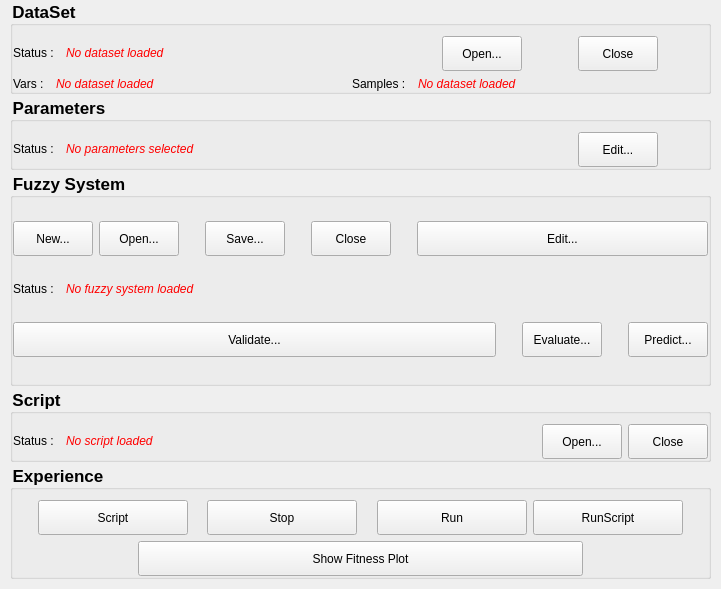
Qt form fuge-lc/fugemain.ui (ThibaultSchowing/FUGE-LC) before a commit.
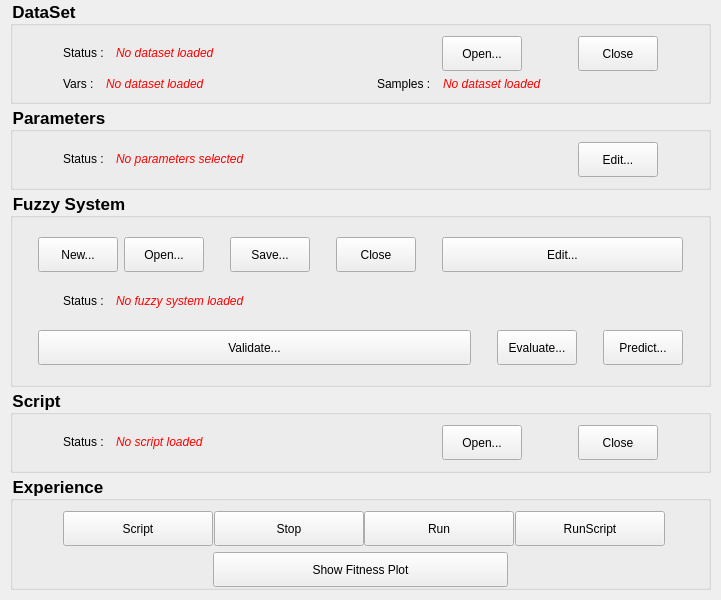
The same form after that commit. Icons and pictures are not drawn.

Commit message: number formatter and labels in editparamter

What changed in the file:
```diff
--- a/fuge-lc/fugemain.ui
+++ b/fuge-lc/fugemain.ui
@@ -7,7 +7,7 @@
     <x>0</x>
     <y>0</y>
     <width>721</width>
-    <height>589</height>
+    <height>600</height>
    </rect>
   </property>
   <property name="sizePolicy">
@@ -18,8 +18,8 @@
   </property>
   <property name="minimumSize">
    <size>
-    <width>432</width>
-    <height>400</height>
+    <width>720</width>
+    <height>600</height>
    </size>
   </property>
   <property name="windowTitle">
@@ -94,10 +94,13 @@
         <number>0</number>
        </property>
        <property name="bottomMargin">
-        <number>0</number>
+        <number>10</number>
        </property>
        <item>
         <layout class="QHBoxLayout" name="horizontalLayout_13">
+         <property name="leftMargin">
+          <number>50</number>
+         </property>
          <property name="rightMargin">
           <number>50</number>
          </property>
@@ -207,6 +210,9 @@
        </item>
        <item>
         <layout class="QHBoxLayout" name="horizontalLayout_6">
+         <property name="leftMargin">
+          <number>50</number>
+         </property>
          <item>
           <widget class="QLabel" name="label_7">
            <property name="sizePolicy">
@@ -305,9 +311,6 @@
          </item>
         </layout>
        </item>
-       <item>
-        <layout class="QHBoxLayout" name="horizontalLayout_8"/>
-       </item>
       </layout>
      </widget>
     </item>
@@ -342,13 +345,19 @@
         <number>10</number>
        </property>
        <property name="rightMargin">
-        <number>50</number>
+        <number>0</number>
        </property>
        <property name="bottomMargin">
-        <number>0</number>
+        <number>10</number>
        </property>
        <item>
         <layout class="QHBoxLayout" name="horizontalLayout_4">
+         <property name="leftMargin">
+          <number>50</number>
+         </property>
+         <property name="rightMargin">
+          <number>50</number>
+         </property>
          <item>
           <widget class="QLabel" name="label_6">
            <property name="sizePolicy">
@@ -465,6 +474,12 @@
        </property>
        <item>
         <layout class="QHBoxLayout" name="horizontalLayout_10">
+         <property name="leftMargin">
+          <number>25</number>
+         </property>
+         <property name="rightMargin">
+          <number>25</number>
+         </property>
          <item>
           <widget class="QPushButton" name="btNewFuzzy">
            <property name="sizePolicy">
@@ -606,6 +621,12 @@
        </item>
        <item>
         <layout class="QHBoxLayout" name="horizontalLayout_12">
+         <property name="leftMargin">
+          <number>50</number>
+         </property>
+         <property name="rightMargin">
+          <number>50</number>
+         </property>
          <item>
           <widget class="QLabel" name="label_2">
            <property name="sizePolicy">
@@ -661,6 +682,12 @@
        </item>
        <item>
         <layout class="QHBoxLayout" name="horizontalLayout_11">
+         <property name="leftMargin">
+          <number>25</number>
+         </property>
+         <property name="rightMargin">
+          <number>25</number>
+         </property>
          <item>
           <widget class="QPushButton" name="btValidate">
            <property name="minimumSize">
@@ -792,16 +819,16 @@
       </property>
       <layout class="QVBoxLayout" name="verticalLayout_5">
        <property name="leftMargin">
-        <number>0</number>
+        <number>50</number>
        </property>
        <property name="topMargin">
         <number>10</number>
        </property>
        <property name="rightMargin">
-        <number>0</number>
+        <number>50</number>
        </property>
        <property name="bottomMargin">
-        <number>0</number>
+        <number>10</number>
        </property>
        <item>
         <layout class="QHBoxLayout" name="horizontalLayout_15">
@@ -881,6 +908,22 @@
            </property>
           </widget>
          </item>
+         <item>
+          <spacer name="horizontalSpacer_3">
+           <property name="orientation">
+            <enum>Qt::Horizontal</enum>
+           </property>
+           <property name="sizeType">
+            <enum>QSizePolicy::Fixed</enum>
+           </property>
+           <property name="sizeHint" stdset="0">
+            <size>
+             <width>50</width>
+             <height>20</height>
+            </size>
+           </property>
+          </spacer>
+         </item>
          <item>
           <widget class="QPushButton" name="btCloseScript">
            <property name="sizePolicy">
@@ -930,13 +973,13 @@
       </property>
       <layout class="QVBoxLayout" name="verticalLayout_4">
        <property name="leftMargin">
-        <number>25</number>
+        <number>50</number>
        </property>
        <property name="topMargin">
         <number>10</number>
        </property>
        <property name="rightMargin">
-        <number>25</number>
+        <number>50</number>
        </property>
        <property name="margin" stdset="0">
         <number>0</number>
@@ -1054,13 +1097,13 @@
        <item>
         <layout class="QHBoxLayout" name="horizontalLayout_2">
          <property name="leftMargin">
-          <number>100</number>
+          <number>150</number>
          </property>
          <property name="topMargin">
           <number>0</number>
          </property>
          <property name="rightMargin">
-          <number>100</number>
+          <number>150</number>
          </property>
          <item>
           <widget class="QPushButton" name="btGraph">
```
The commit also changes 4 other files.
